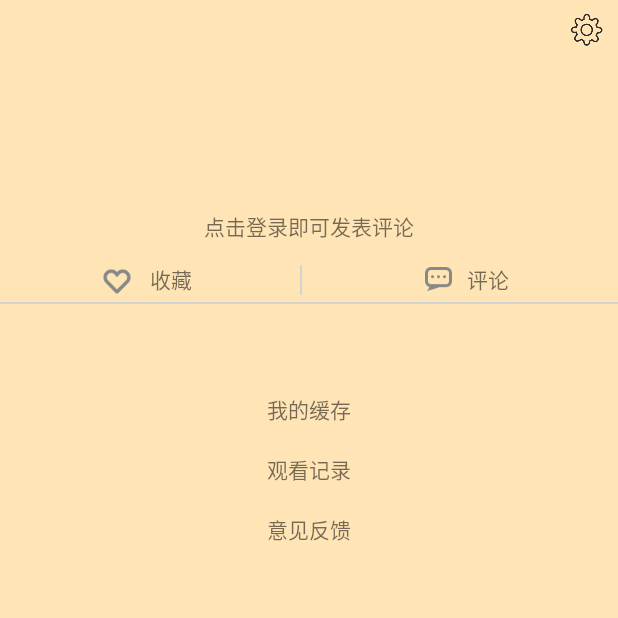
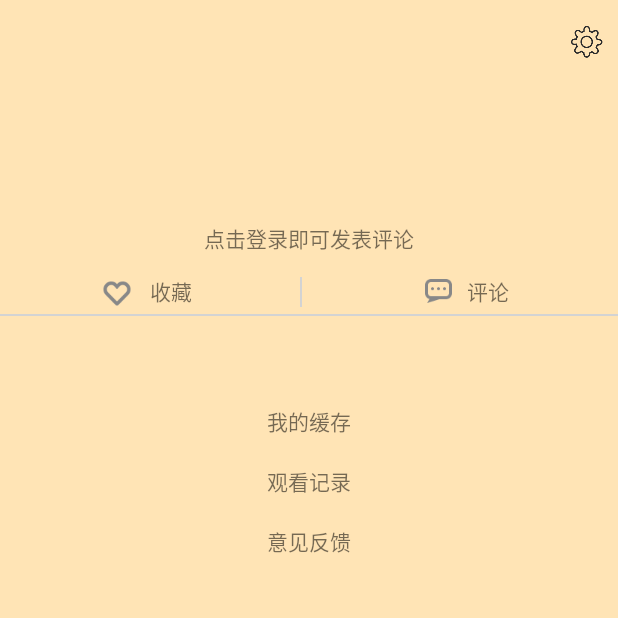
Before and after one commit to Forth2/GDS, an Android app: the fragment FragmentMine placed in its activity, on a phone screen of 412 x 824 dp, the top half of it. Run offline under Robolectric (Android 15) with nearby library versions, the phone set to English and light mode, and no system bars; libraries missing offline, so code that uses them is left out: com.facebook.drawee, com.gyf.barlibrary, com.hjm.bottomtabbar; plain views replace BottomTabBar, SimpleDraweeView; 3 statements that could not run were skipped.

Commit message:
mine 2017/11/28

```diff
--- a/M/app/src/main/java/bawei/com/gds_project/fragment/FragmentMine.kt
+++ b/M/app/src/main/java/bawei/com/gds_project/fragment/FragmentMine.kt
@@ -15,6 +15,7 @@ import bawei.com.gds_project.R
 class FragmentMine :Fragment() {
     override fun onCreateView(inflater: LayoutInflater?, container: ViewGroup?, savedInstanceState: Bundle?): View? {
         var view = View.inflate(context, R.layout.fragment_mine, null)
+
         imageData()
         return view
     }
--- a/M/app/src/main/java/bawei/com/gds_project/index_model/IndexModel.kt
+++ b/M/app/src/main/java/bawei/com/gds_project/index_model/IndexModel.kt
@@ -1,5 +1,6 @@
 package bawei.com.gds_project.index_model
 
+import bawei.com.gds_project.bean.IndexBean
 import io.reactivex.Flowable
 
 /**
--- a/M/app/src/main/java/bawei/com/gds_project/index_model/IndexModelImpl.kt
+++ b/M/app/src/main/java/bawei/com/gds_project/index_model/IndexModelImpl.kt
@@ -1,6 +1,7 @@
 package bawei.com.gds_project.index_model
 
 import bawei.com.gds_project.api.Api
+import bawei.com.gds_project.bean.IndexBean
 import bawei.com.gds_project.utils.ApiRetrofit
 import bawei.com.gds_project.utils.ApiService
 import io.reactivex.Flowable
--- a/M/app/src/main/java/bawei/com/gds_project/index_presenter/IndexPresenterImpl.kt
+++ b/M/app/src/main/java/bawei/com/gds_project/index_presenter/IndexPresenterImpl.kt
@@ -1,5 +1,6 @@
 package bawei.com.gds_project.index_presenter
 
+import bawei.com.gds_project.bean.IndexBean
 import bawei.com.gds_project.index_model.IndexModel
 import bawei.com.gds_project.index_model.IndexModelImpl
 import bawei.com.gds_project.index_view.IndexView
--- a/M/app/src/main/java/bawei/com/gds_project/utils/ApiService.kt
+++ b/M/app/src/main/java/bawei/com/gds_project/utils/ApiService.kt
@@ -1,6 +1,7 @@
 package bawei.com.gds_project.utils
 
 import bawei.com.gds_project.bean.FindBean
+import bawei.com.gds_project.bean.HotBean
 import bawei.com.gds_project.bean.IndexBean
 import io.reactivex.Flowable
 import retrofit2.http.GET
--- a/M/app/src/main/res/layout/fragment_mine.xml
+++ b/M/app/src/main/res/layout/fragment_mine.xml
@@ -8,6 +8,7 @@
         <TextView
             android:id="@+id/mine_setting"
             android:layout_width="match_parent"
+            android:layout_marginTop="@dimen/dp8"
             android:layout_marginRight="@dimen/dp10"
             android:drawableRight="@mipmap/icon_setting"
             android:layout_height="@dimen/dp40" />
@@ -71,17 +72,20 @@
         android:layout_height="1dp">
     </View>
     <TextView
+        android:id="@+id/mine_cache"
         android:layout_width="match_parent"
         android:text="我的缓存"
         android:layout_marginTop="@dimen/dp50"
         android:gravity="center"
         android:layout_height="@dimen/dp40" />
     <TextView
+        android:id="@+id/mine_look"
         android:layout_width="match_parent"
         android:text="观看记录"
         android:gravity="center"
         android:layout_height="@dimen/dp40" />
     <TextView
+        android:id="@+id/mine_message"
         android:layout_width="match_parent"
         android:text="意见反馈"
         android:gravity="center"
@@ -89,5 +93,4 @@
 
 
 
-
 </LinearLayout>
```
